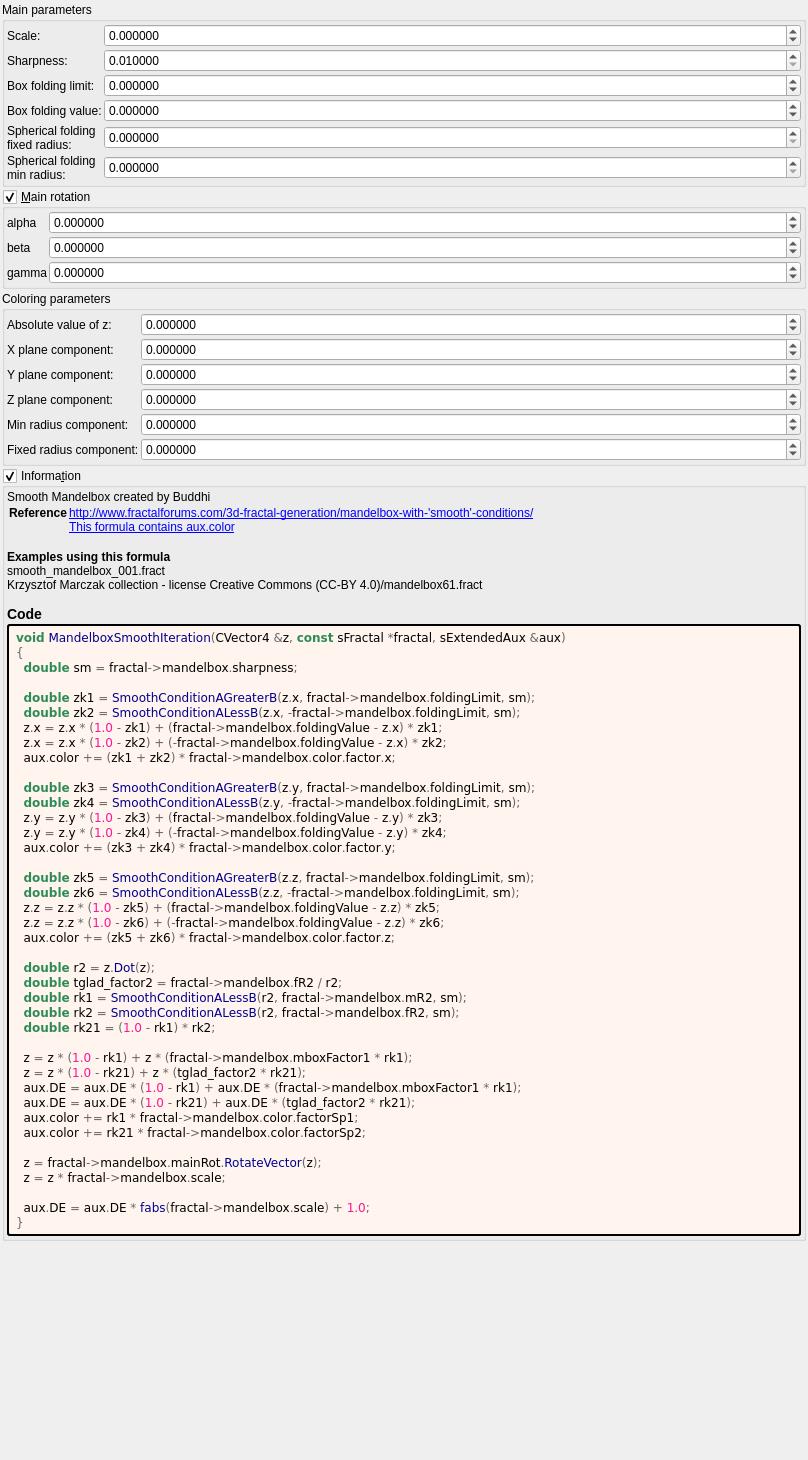
Old version of the form mandelbulber2/formula/ui/mandelbox_smooth.ui in the repository buddhi1980/mandelbulber2.
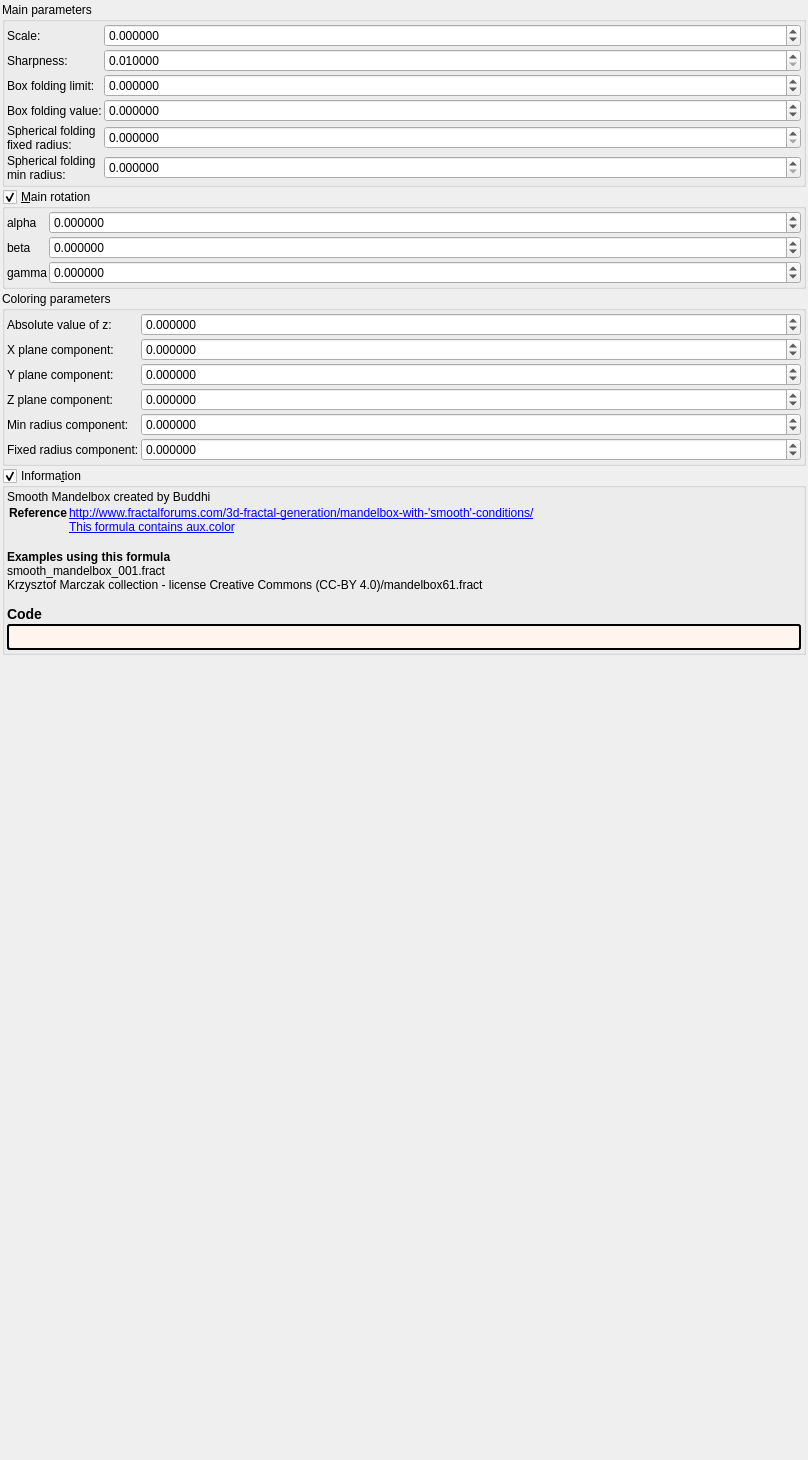
New version of the form. Custom widgets are drawn as their Qt base class.

Diff of the .ui file:
```diff
--- a/mandelbulber2/formula/ui/mandelbox_smooth.ui
+++ b/mandelbulber2/formula/ui/mandelbox_smooth.ui
@@ -706,49 +706,7 @@
          <string notr="true">border-style: outset; border-width: 2px; border-radius: 3px; border-color: black; background-color: #fff5ee; padding: 4px;</string>
         </property>
         <property name="text">
-         <string notr="true">&lt;body style=&quot;background-color:#fff5ee&quot;&gt;
-&lt;pre style=&quot;color:#000000; background-color:#fff5ee;  font-family:'Courier New',monospace;&quot;&gt;&lt;span style=&quot;color:#2e8b57; font-weight:bold&quot;&gt;void&lt;/span&gt; &lt;span style=&quot;color:#00008f&quot;&gt;MandelboxSmoothIteration&lt;/span&gt;&lt;span style=&quot;color:#676767&quot;&gt;(&lt;/span&gt;CVector4 &lt;span style=&quot;color:#676767&quot;&gt;&amp;amp;&lt;/span&gt;z&lt;span style=&quot;color:#676767&quot;&gt;,&lt;/span&gt; &lt;span style=&quot;color:#2e8b57; font-weight:bold&quot;&gt;const&lt;/span&gt; sFractal &lt;span style=&quot;color:#676767&quot;&gt;*&lt;/span&gt;fractal&lt;span style=&quot;color:#676767&quot;&gt;,&lt;/span&gt; sExtendedAux &lt;span style=&quot;color:#676767&quot;&gt;&amp;amp;&lt;/span&gt;aux&lt;span style=&quot;color:#676767&quot;&gt;)&lt;/span&gt;
-&lt;span style=&quot;color:#676767&quot;&gt;{&lt;/span&gt;
-  &lt;span style=&quot;color:#2e8b57; font-weight:bold&quot;&gt;double&lt;/span&gt; sm &lt;span style=&quot;color:#676767&quot;&gt;=&lt;/span&gt; fractal&lt;span style=&quot;color:#676767&quot;&gt;-&amp;gt;&lt;/span&gt;mandelbox&lt;span style=&quot;color:#676767&quot;&gt;.&lt;/span&gt;sharpness&lt;span style=&quot;color:#676767&quot;&gt;;&lt;/span&gt;
-
-  &lt;span style=&quot;color:#2e8b57; font-weight:bold&quot;&gt;double&lt;/span&gt; zk1 &lt;span style=&quot;color:#676767&quot;&gt;=&lt;/span&gt; &lt;span style=&quot;color:#00008f&quot;&gt;SmoothConditionAGreaterB&lt;/span&gt;&lt;span style=&quot;color:#676767&quot;&gt;(&lt;/span&gt;z&lt;span style=&quot;color:#676767&quot;&gt;.&lt;/span&gt;x&lt;span style=&quot;color:#676767&quot;&gt;,&lt;/span&gt; fractal&lt;span style=&quot;color:#676767&quot;&gt;-&amp;gt;&lt;/span&gt;mandelbox&lt;span style=&quot;color:#676767&quot;&gt;.&lt;/span&gt;foldingLimit&lt;span style=&quot;color:#676767&quot;&gt;,&lt;/span&gt; sm&lt;span style=&quot;color:#676767&quot;&gt;);&lt;/span&gt;
-  &lt;span style=&quot;color:#2e8b57; font-weight:bold&quot;&gt;double&lt;/span&gt; zk2 &lt;span style=&quot;color:#676767&quot;&gt;=&lt;/span&gt; &lt;span style=&quot;color:#00008f&quot;&gt;SmoothConditionALessB&lt;/span&gt;&lt;span style=&quot;color:#676767&quot;&gt;(&lt;/span&gt;z&lt;span style=&quot;color:#676767&quot;&gt;.&lt;/span&gt;x&lt;span style=&quot;color:#676767&quot;&gt;, -&lt;/span&gt;fractal&lt;span style=&quot;color:#676767&quot;&gt;-&amp;gt;&lt;/span&gt;mandelbox&lt;span style=&quot;color:#676767&quot;&gt;.&lt;/span&gt;foldingLimit&lt;span style=&quot;color:#676767&quot;&gt;,&lt;/span&gt; sm&lt;span style=&quot;color:#676767&quot;&gt;);&lt;/span&gt;
-  z&lt;span style=&quot;color:#676767&quot;&gt;.&lt;/span&gt;x &lt;span style=&quot;color:#676767&quot;&gt;=&lt;/span&gt; z&lt;span style=&quot;color:#676767&quot;&gt;.&lt;/span&gt;x &lt;span style=&quot;color:#676767&quot;&gt;* (&lt;/span&gt;&lt;span style=&quot;color:#ff1493&quot;&gt;1.0&lt;/span&gt; &lt;span style=&quot;color:#676767&quot;&gt;-&lt;/span&gt; zk1&lt;span style=&quot;color:#676767&quot;&gt;) + (&lt;/span&gt;fractal&lt;span style=&quot;color:#676767&quot;&gt;-&amp;gt;&lt;/span&gt;mandelbox&lt;span style=&quot;color:#676767&quot;&gt;.&lt;/span&gt;foldingValue &lt;span style=&quot;color:#676767&quot;&gt;-&lt;/span&gt; z&lt;span style=&quot;color:#676767&quot;&gt;.&lt;/span&gt;x&lt;span style=&quot;color:#676767&quot;&gt;) *&lt;/span&gt; zk1&lt;span style=&quot;color:#676767&quot;&gt;;&lt;/span&gt;
-  z&lt;span style=&quot;color:#676767&quot;&gt;.&lt;/span&gt;x &lt;span style=&quot;color:#676767&quot;&gt;=&lt;/span&gt; z&lt;span style=&quot;color:#676767&quot;&gt;.&lt;/span&gt;x &lt;span style=&quot;color:#676767&quot;&gt;* (&lt;/span&gt;&lt;span style=&quot;color:#ff1493&quot;&gt;1.0&lt;/span&gt; &lt;span style=&quot;color:#676767&quot;&gt;-&lt;/span&gt; zk2&lt;span style=&quot;color:#676767&quot;&gt;) + (-&lt;/span&gt;fractal&lt;span style=&quot;color:#676767&quot;&gt;-&amp;gt;&lt;/span&gt;mandelbox&lt;span style=&quot;color:#676767&quot;&gt;.&lt;/span&gt;foldingValue &lt;span style=&quot;color:#676767&quot;&gt;-&lt;/span&gt; z&lt;span style=&quot;color:#676767&quot;&gt;.&lt;/span&gt;x&lt;span style=&quot;color:#676767&quot;&gt;) *&lt;/span&gt; zk2&lt;span style=&quot;color:#676767&quot;&gt;;&lt;/span&gt;
-  aux&lt;span style=&quot;color:#676767&quot;&gt;.&lt;/span&gt;color &lt;span style=&quot;color:#676767&quot;&gt;+= (&lt;/span&gt;zk1 &lt;span style=&quot;color:#676767&quot;&gt;+&lt;/span&gt; zk2&lt;span style=&quot;color:#676767&quot;&gt;) *&lt;/span&gt; fractal&lt;span style=&quot;color:#676767&quot;&gt;-&amp;gt;&lt;/span&gt;mandelbox&lt;span style=&quot;color:#676767&quot;&gt;.&lt;/span&gt;color&lt;span style=&quot;color:#676767&quot;&gt;.&lt;/span&gt;factor&lt;span style=&quot;color:#676767&quot;&gt;.&lt;/span&gt;x&lt;span style=&quot;color:#676767&quot;&gt;;&lt;/span&gt;
-
-  &lt;span style=&quot;color:#2e8b57; font-weight:bold&quot;&gt;double&lt;/span&gt; zk3 &lt;span style=&quot;color:#676767&quot;&gt;=&lt;/span&gt; &lt;span style=&quot;color:#00008f&quot;&gt;SmoothConditionAGreaterB&lt;/span&gt;&lt;span style=&quot;color:#676767&quot;&gt;(&lt;/span&gt;z&lt;span style=&quot;color:#676767&quot;&gt;.&lt;/span&gt;y&lt;span style=&quot;color:#676767&quot;&gt;,&lt;/span&gt; fractal&lt;span style=&quot;color:#676767&quot;&gt;-&amp;gt;&lt;/span&gt;mandelbox&lt;span style=&quot;color:#676767&quot;&gt;.&lt;/span&gt;foldingLimit&lt;span style=&quot;color:#676767&quot;&gt;,&lt;/span&gt; sm&lt;span style=&quot;color:#676767&quot;&gt;);&lt;/span&gt;
-  &lt;span style=&quot;color:#2e8b57; font-weight:bold&quot;&gt;double&lt;/span&gt; zk4 &lt;span style=&quot;color:#676767&quot;&gt;=&lt;/span&gt; &lt;span style=&quot;color:#00008f&quot;&gt;SmoothConditionALessB&lt;/span&gt;&lt;span style=&quot;color:#676767&quot;&gt;(&lt;/span&gt;z&lt;span style=&quot;color:#676767&quot;&gt;.&lt;/span&gt;y&lt;span style=&quot;color:#676767&quot;&gt;, -&lt;/span&gt;fractal&lt;span style=&quot;color:#676767&quot;&gt;-&amp;gt;&lt;/span&gt;mandelbox&lt;span style=&quot;color:#676767&quot;&gt;.&lt;/span&gt;foldingLimit&lt;span style=&quot;color:#676767&quot;&gt;,&lt;/span&gt; sm&lt;span style=&quot;color:#676767&quot;&gt;);&lt;/span&gt;
-  z&lt;span style=&quot;color:#676767&quot;&gt;.&lt;/span&gt;y &lt;span style=&quot;color:#676767&quot;&gt;=&lt;/span&gt; z&lt;span style=&quot;color:#676767&quot;&gt;.&lt;/span&gt;y &lt;span style=&quot;color:#676767&quot;&gt;* (&lt;/span&gt;&lt;span style=&quot;color:#ff1493&quot;&gt;1.0&lt;/span&gt; &lt;span style=&quot;color:#676767&quot;&gt;-&lt;/span&gt; zk3&lt;span style=&quot;color:#676767&quot;&gt;) + (&lt;/span&gt;fractal&lt;span style=&quot;color:#676767&quot;&gt;-&amp;gt;&lt;/span&gt;mandelbox&lt;span style=&quot;color:#676767&quot;&gt;.&lt;/span&gt;foldingValue &lt;span style=&quot;color:#676767&quot;&gt;-&lt;/span&gt; z&lt;span style=&quot;color:#676767&quot;&gt;.&lt;/span&gt;y&lt;span style=&quot;color:#676767&quot;&gt;) *&lt;/span&gt; zk3&lt;span style=&quot;color:#676767&quot;&gt;;&lt;/span&gt;
-  z&lt;span style=&quot;color:#676767&quot;&gt;.&lt;/span&gt;y &lt;span style=&quot;color:#676767&quot;&gt;=&lt;/span&gt; z&lt;span style=&quot;color:#676767&quot;&gt;.&lt;/span&gt;y &lt;span style=&quot;color:#676767&quot;&gt;* (&lt;/span&gt;&lt;span style=&quot;color:#ff1493&quot;&gt;1.0&lt;/span&gt; &lt;span style=&quot;color:#676767&quot;&gt;-&lt;/span&gt; zk4&lt;span style=&quot;color:#676767&quot;&gt;) + (-&lt;/span&gt;fractal&lt;span style=&quot;color:#676767&quot;&gt;-&amp;gt;&lt;/span&gt;mandelbox&lt;span style=&quot;color:#676767&quot;&gt;.&lt;/span&gt;foldingValue &lt;span style=&quot;color:#676767&quot;&gt;-&lt;/span&gt; z&lt;span style=&quot;color:#676767&quot;&gt;.&lt;/span&gt;y&lt;span style=&quot;color:#676767&quot;&gt;) *&lt;/span&gt; zk4&lt;span style=&quot;color:#676767&quot;&gt;;&lt;/span&gt;
-  aux&lt;span style=&quot;color:#676767&quot;&gt;.&lt;/span&gt;color &lt;span style=&quot;color:#676767&quot;&gt;+= (&lt;/span&gt;zk3 &lt;span style=&quot;color:#676767&quot;&gt;+&lt;/span&gt; zk4&lt;span style=&quot;color:#676767&quot;&gt;) *&lt;/span&gt; fractal&lt;span style=&quot;color:#676767&quot;&gt;-&amp;gt;&lt;/span&gt;mandelbox&lt;span style=&quot;color:#676767&quot;&gt;.&lt;/span&gt;color&lt;span style=&quot;color:#676767&quot;&gt;.&lt;/span&gt;factor&lt;span style=&quot;color:#676767&quot;&gt;.&lt;/span&gt;y&lt;span style=&quot;color:#676767&quot;&gt;;&lt;/span&gt;
-
-  &lt;span style=&quot;color:#2e8b57; font-weight:bold&quot;&gt;double&lt;/span&gt; zk5 &lt;span style=&quot;color:#676767&quot;&gt;=&lt;/span&gt; &lt;span style=&quot;color:#00008f&quot;&gt;SmoothConditionAGreaterB&lt;/span&gt;&lt;span style=&quot;color:#676767&quot;&gt;(&lt;/span&gt;z&lt;span style=&quot;color:#676767&quot;&gt;.&lt;/span&gt;z&lt;span style=&quot;color:#676767&quot;&gt;,&lt;/span&gt; fractal&lt;span style=&quot;color:#676767&quot;&gt;-&amp;gt;&lt;/span&gt;mandelbox&lt;span style=&quot;color:#676767&quot;&gt;.&lt;/span&gt;foldingLimit&lt;span style=&quot;color:#676767&quot;&gt;,&lt;/span&gt; sm&lt;span style=&quot;color:#676767&quot;&gt;);&lt;/span&gt;
-  &lt;span style=&quot;color:#2e8b57; font-weight:bold&quot;&gt;double&lt;/span&gt; zk6 &lt;span style=&quot;color:#676767&quot;&gt;=&lt;/span&gt; &lt;span style=&quot;color:#00008f&quot;&gt;SmoothConditionALessB&lt;/span&gt;&lt;span style=&quot;color:#676767&quot;&gt;(&lt;/span&gt;z&lt;span style=&quot;color:#676767&quot;&gt;.&lt;/span&gt;z&lt;span style=&quot;color:#676767&quot;&gt;, -&lt;/span&gt;fractal&lt;span style=&quot;color:#676767&quot;&gt;-&amp;gt;&lt;/span&gt;mandelbox&lt;span style=&quot;color:#676767&quot;&gt;.&lt;/span&gt;foldingLimit&lt;span style=&quot;color:#676767&quot;&gt;,&lt;/span&gt; sm&lt;span style=&quot;color:#676767&quot;&gt;);&lt;/span&gt;
-  z&lt;span style=&quot;color:#676767&quot;&gt;.&lt;/span&gt;z &lt;span style=&quot;color:#676767&quot;&gt;=&lt;/span&gt; z&lt;span style=&quot;color:#676767&quot;&gt;.&lt;/span&gt;z &lt;span style=&quot;color:#676767&quot;&gt;* (&lt;/span&gt;&lt;span style=&quot;color:#ff1493&quot;&gt;1.0&lt;/span&gt; &lt;span style=&quot;color:#676767&quot;&gt;-&lt;/span&gt; zk5&lt;span style=&quot;color:#676767&quot;&gt;) + (&lt;/span&gt;fractal&lt;span style=&quot;color:#676767&quot;&gt;-&amp;gt;&lt;/span&gt;mandelbox&lt;span style=&quot;color:#676767&quot;&gt;.&lt;/span&gt;foldingValue &lt;span style=&quot;color:#676767&quot;&gt;-&lt;/span&gt; z&lt;span style=&quot;color:#676767&quot;&gt;.&lt;/span&gt;z&lt;span style=&quot;color:#676767&quot;&gt;) *&lt;/span&gt; zk5&lt;span style=&quot;color:#676767&quot;&gt;;&lt;/span&gt;
-  z&lt;span style=&quot;color:#676767&quot;&gt;.&lt;/span&gt;z &lt;span style=&quot;color:#676767&quot;&gt;=&lt;/span&gt; z&lt;span style=&quot;color:#676767&quot;&gt;.&lt;/span&gt;z &lt;span style=&quot;color:#676767&quot;&gt;* (&lt;/span&gt;&lt;span style=&quot;color:#ff1493&quot;&gt;1.0&lt;/span&gt; &lt;span style=&quot;color:#676767&quot;&gt;-&lt;/span&gt; zk6&lt;span style=&quot;color:#676767&quot;&gt;) + (-&lt;/span&gt;fractal&lt;span style=&quot;color:#676767&quot;&gt;-&amp;gt;&lt;/span&gt;mandelbox&lt;span style=&quot;color:#676767&quot;&gt;.&lt;/span&gt;foldingValue &lt;span style=&quot;color:#676767&quot;&gt;-&lt;/span&gt; z&lt;span style=&quot;color:#676767&quot;&gt;.&lt;/span&gt;z&lt;span style=&quot;color:#676767&quot;&gt;) *&lt;/span&gt; zk6&lt;span style=&quot;color:#676767&quot;&gt;;&lt;/span&gt;
-  aux&lt;span style=&quot;color:#676767&quot;&gt;.&lt;/span&gt;color &lt;span style=&quot;color:#676767&quot;&gt;+= (&lt;/span&gt;zk5 &lt;span style=&quot;color:#676767&quot;&gt;+&lt;/span&gt; zk6&lt;span style=&quot;color:#676767&quot;&gt;) *&lt;/span&gt; fractal&lt;span style=&quot;color:#676767&quot;&gt;-&amp;gt;&lt;/span&gt;mandelbox&lt;span style=&quot;color:#676767&quot;&gt;.&lt;/span&gt;color&lt;span style=&quot;color:#676767&quot;&gt;.&lt;/span&gt;factor&lt;span style=&quot;color:#676767&quot;&gt;.&lt;/span&gt;z&lt;span style=&quot;color:#676767&quot;&gt;;&lt;/span&gt;
-
-  &lt;span style=&quot;color:#2e8b57; font-weight:bold&quot;&gt;double&lt;/span&gt; r2 &lt;span style=&quot;color:#676767&quot;&gt;=&lt;/span&gt; z&lt;span style=&quot;color:#676767&quot;&gt;.&lt;/span&gt;&lt;span style=&quot;color:#00008f&quot;&gt;Dot&lt;/span&gt;&lt;span style=&quot;color:#676767&quot;&gt;(&lt;/span&gt;z&lt;span style=&quot;color:#676767&quot;&gt;);&lt;/span&gt;
-  &lt;span style=&quot;color:#2e8b57; font-weight:bold&quot;&gt;double&lt;/span&gt; tglad_factor2 &lt;span style=&quot;color:#676767&quot;&gt;=&lt;/span&gt; fractal&lt;span style=&quot;color:#676767&quot;&gt;-&amp;gt;&lt;/span&gt;mandelbox&lt;span style=&quot;color:#676767&quot;&gt;.&lt;/span&gt;fR2 &lt;span style=&quot;color:#676767&quot;&gt;/&lt;/span&gt; r2&lt;span style=&quot;color:#676767&quot;&gt;;&lt;/span&gt;
-  &lt;span style=&quot;color:#2e8b57; font-weight:bold&quot;&gt;double&lt;/span&gt; rk1 &lt;span style=&quot;color:#676767&quot;&gt;=&lt;/span&gt; &lt;span style=&quot;color:#00008f&quot;&gt;SmoothConditionALessB&lt;/span&gt;&lt;span style=&quot;color:#676767&quot;&gt;(&lt;/span&gt;r2&lt;span style=&quot;color:#676767&quot;&gt;,&lt;/span&gt; fractal&lt;span style=&quot;color:#676767&quot;&gt;-&amp;gt;&lt;/span&gt;mandelbox&lt;span style=&quot;color:#676767&quot;&gt;.&lt;/span&gt;mR2&lt;span style=&quot;color:#676767&quot;&gt;,&lt;/span&gt; sm&lt;span style=&quot;color:#676767&quot;&gt;);&lt;/span&gt;
-  &lt;span style=&quot;color:#2e8b57; font-weight:bold&quot;&gt;double&lt;/span&gt; rk2 &lt;span style=&quot;color:#676767&quot;&gt;=&lt;/span&gt; &lt;span style=&quot;color:#00008f&quot;&gt;SmoothConditionALessB&lt;/span&gt;&lt;span style=&quot;color:#676767&quot;&gt;(&lt;/span&gt;r2&lt;span style=&quot;color:#676767&quot;&gt;,&lt;/span&gt; fractal&lt;span style=&quot;color:#676767&quot;&gt;-&amp;gt;&lt;/span&gt;mandelbox&lt;span style=&quot;color:#676767&quot;&gt;.&lt;/span&gt;fR2&lt;span style=&quot;color:#676767&quot;&gt;,&lt;/span&gt; sm&lt;span style=&quot;color:#676767&quot;&gt;);&lt;/span&gt;
-  &lt;span style=&quot;color:#2e8b57; font-weight:bold&quot;&gt;double&lt;/span&gt; rk21 &lt;span style=&quot;color:#676767&quot;&gt;= (&lt;/span&gt;&lt;span style=&quot;color:#ff1493&quot;&gt;1.0&lt;/span&gt; &lt;span style=&quot;color:#676767&quot;&gt;-&lt;/span&gt; rk1&lt;span style=&quot;color:#676767&quot;&gt;) *&lt;/span&gt; rk2&lt;span style=&quot;color:#676767&quot;&gt;;&lt;/span&gt;
-
-  z &lt;span style=&quot;color:#676767&quot;&gt;=&lt;/span&gt; z &lt;span style=&quot;color:#676767&quot;&gt;* (&lt;/span&gt;&lt;span style=&quot;color:#ff1493&quot;&gt;1.0&lt;/span&gt; &lt;span style=&quot;color:#676767&quot;&gt;-&lt;/span&gt; rk1&lt;span style=&quot;color:#676767&quot;&gt;) +&lt;/span&gt; z &lt;span style=&quot;color:#676767&quot;&gt;* (&lt;/span&gt;fractal&lt;span style=&quot;color:#676767&quot;&gt;-&amp;gt;&lt;/span&gt;mandelbox&lt;span style=&quot;color:#676767&quot;&gt;.&lt;/span&gt;mboxFactor1 &lt;span style=&quot;color:#676767&quot;&gt;*&lt;/span&gt; rk1&lt;span style=&quot;color:#676767&quot;&gt;);&lt;/span&gt;
-  z &lt;span style=&quot;color:#676767&quot;&gt;=&lt;/span&gt; z &lt;span style=&quot;color:#676767&quot;&gt;* (&lt;/span&gt;&lt;span style=&quot;color:#ff1493&quot;&gt;1.0&lt;/span&gt; &lt;span style=&quot;color:#676767&quot;&gt;-&lt;/span&gt; rk21&lt;span style=&quot;color:#676767&quot;&gt;) +&lt;/span&gt; z &lt;span style=&quot;color:#676767&quot;&gt;* (&lt;/span&gt;tglad_factor2 &lt;span style=&quot;color:#676767&quot;&gt;*&lt;/span&gt; rk21&lt;span style=&quot;color:#676767&quot;&gt;);&lt;/span&gt;
-  aux&lt;span style=&quot;color:#676767&quot;&gt;.&lt;/span&gt;DE &lt;span style=&quot;color:#676767&quot;&gt;=&lt;/span&gt; aux&lt;span style=&quot;color:#676767&quot;&gt;.&lt;/span&gt;DE &lt;span style=&quot;color:#676767&quot;&gt;* (&lt;/span&gt;&lt;span style=&quot;color:#ff1493&quot;&gt;1.0&lt;/span&gt; &lt;span style=&quot;color:#676767&quot;&gt;-&lt;/span&gt; rk1&lt;span style=&quot;color:#676767&quot;&gt;) +&lt;/span&gt; aux&lt;span style=&quot;color:#676767&quot;&gt;.&lt;/span&gt;DE &lt;span style=&quot;color:#676767&quot;&gt;* (&lt;/span&gt;fractal&lt;span style=&quot;color:#676767&quot;&gt;-&amp;gt;&lt;/span&gt;mandelbox&lt;span style=&quot;color:#676767&quot;&gt;.&lt;/span&gt;mboxFactor1 &lt;span style=&quot;color:#676767&quot;&gt;*&lt;/span&gt; rk1&lt;span style=&quot;color:#676767&quot;&gt;);&lt;/span&gt;
-  aux&lt;span style=&quot;color:#676767&quot;&gt;.&lt;/span&gt;DE &lt;span style=&quot;color:#676767&quot;&gt;=&lt;/span&gt; aux&lt;span style=&quot;color:#676767&quot;&gt;.&lt;/span&gt;DE &lt;span style=&quot;color:#676767&quot;&gt;* (&lt;/span&gt;&lt;span style=&quot;color:#ff1493&quot;&gt;1.0&lt;/span&gt; &lt;span style=&quot;color:#676767&quot;&gt;-&lt;/span&gt; rk21&lt;span style=&quot;color:#676767&quot;&gt;) +&lt;/span&gt; aux&lt;span style=&quot;color:#676767&quot;&gt;.&lt;/span&gt;DE &lt;span style=&quot;color:#676767&quot;&gt;* (&lt;/span&gt;tglad_factor2 &lt;span style=&quot;color:#676767&quot;&gt;*&lt;/span&gt; rk21&lt;span style=&quot;color:#676767&quot;&gt;);&lt;/span&gt;
-  aux&lt;span style=&quot;color:#676767&quot;&gt;.&lt;/span&gt;color &lt;span style=&quot;color:#676767&quot;&gt;+=&lt;/span&gt; rk1 &lt;span style=&quot;color:#676767&quot;&gt;*&lt;/span&gt; fractal&lt;span style=&quot;color:#676767&quot;&gt;-&amp;gt;&lt;/span&gt;mandelbox&lt;span style=&quot;color:#676767&quot;&gt;.&lt;/span&gt;color&lt;span style=&quot;color:#676767&quot;&gt;.&lt;/span&gt;factorSp1&lt;span style=&quot;color:#676767&quot;&gt;;&lt;/span&gt;
-  aux&lt;span style=&quot;color:#676767&quot;&gt;.&lt;/span&gt;color &lt;span style=&quot;color:#676767&quot;&gt;+=&lt;/span&gt; rk21 &lt;span style=&quot;color:#676767&quot;&gt;*&lt;/span&gt; fractal&lt;span style=&quot;color:#676767&quot;&gt;-&amp;gt;&lt;/span&gt;mandelbox&lt;span style=&quot;color:#676767&quot;&gt;.&lt;/span&gt;color&lt;span style=&quot;color:#676767&quot;&gt;.&lt;/span&gt;factorSp2&lt;span style=&quot;color:#676767&quot;&gt;;&lt;/span&gt;
-
-  z &lt;span style=&quot;color:#676767&quot;&gt;=&lt;/span&gt; fractal&lt;span style=&quot;color:#676767&quot;&gt;-&amp;gt;&lt;/span&gt;mandelbox&lt;span style=&quot;color:#676767&quot;&gt;.&lt;/span&gt;mainRot&lt;span style=&quot;color:#676767&quot;&gt;.&lt;/span&gt;&lt;span style=&quot;color:#00008f&quot;&gt;RotateVector&lt;/span&gt;&lt;span style=&quot;color:#676767&quot;&gt;(&lt;/span&gt;z&lt;span style=&quot;color:#676767&quot;&gt;);&lt;/span&gt;
-  z &lt;span style=&quot;color:#676767&quot;&gt;=&lt;/span&gt; z &lt;span style=&quot;color:#676767&quot;&gt;*&lt;/span&gt; fractal&lt;span style=&quot;color:#676767&quot;&gt;-&amp;gt;&lt;/span&gt;mandelbox&lt;span style=&quot;color:#676767&quot;&gt;.&lt;/span&gt;scale&lt;span style=&quot;color:#676767&quot;&gt;;&lt;/span&gt;
-
-  aux&lt;span style=&quot;color:#676767&quot;&gt;.&lt;/span&gt;DE &lt;span style=&quot;color:#676767&quot;&gt;=&lt;/span&gt; aux&lt;span style=&quot;color:#676767&quot;&gt;.&lt;/span&gt;DE &lt;span style=&quot;color:#676767&quot;&gt;*&lt;/span&gt; &lt;span style=&quot;color:#00008f&quot;&gt;fabs&lt;/span&gt;&lt;span style=&quot;color:#676767&quot;&gt;(&lt;/span&gt;fractal&lt;span style=&quot;color:#676767&quot;&gt;-&amp;gt;&lt;/span&gt;mandelbox&lt;span style=&quot;color:#676767&quot;&gt;.&lt;/span&gt;scale&lt;span style=&quot;color:#676767&quot;&gt;) +&lt;/span&gt; &lt;span style=&quot;color:#ff1493&quot;&gt;1.0&lt;/span&gt;&lt;span style=&quot;color:#676767&quot;&gt;;&lt;/span&gt;
-&lt;span style=&quot;color:#676767&quot;&gt;}&lt;/span&gt;
-&lt;/pre&gt;
-&lt;/body&gt;</string>
+         <string notr="true"></string>
         </property>
         <property name="wordWrap">
          <bool>true</bool>
```
